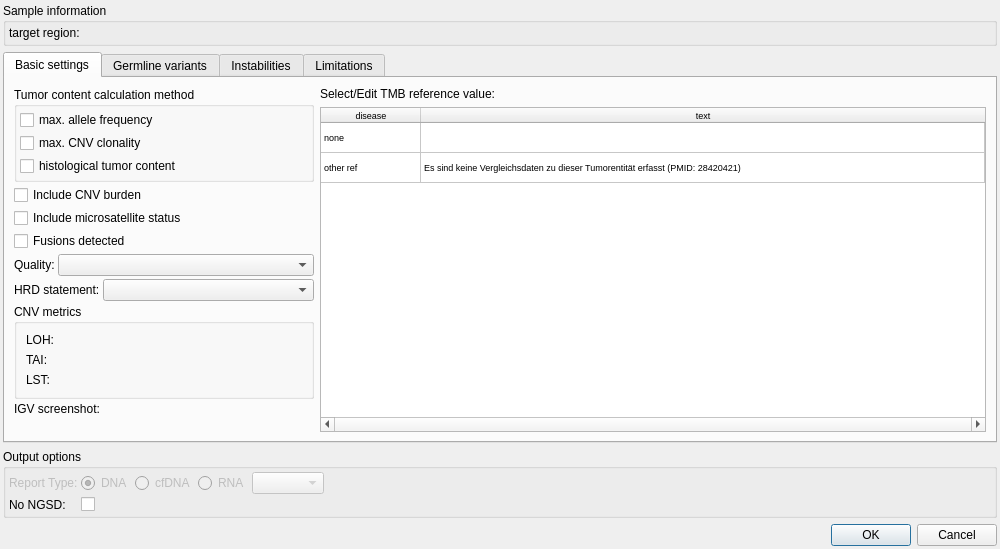
imgag/ngs-bits, file src/GSvar/SomaticReportDialog.ui: the form before one commit.
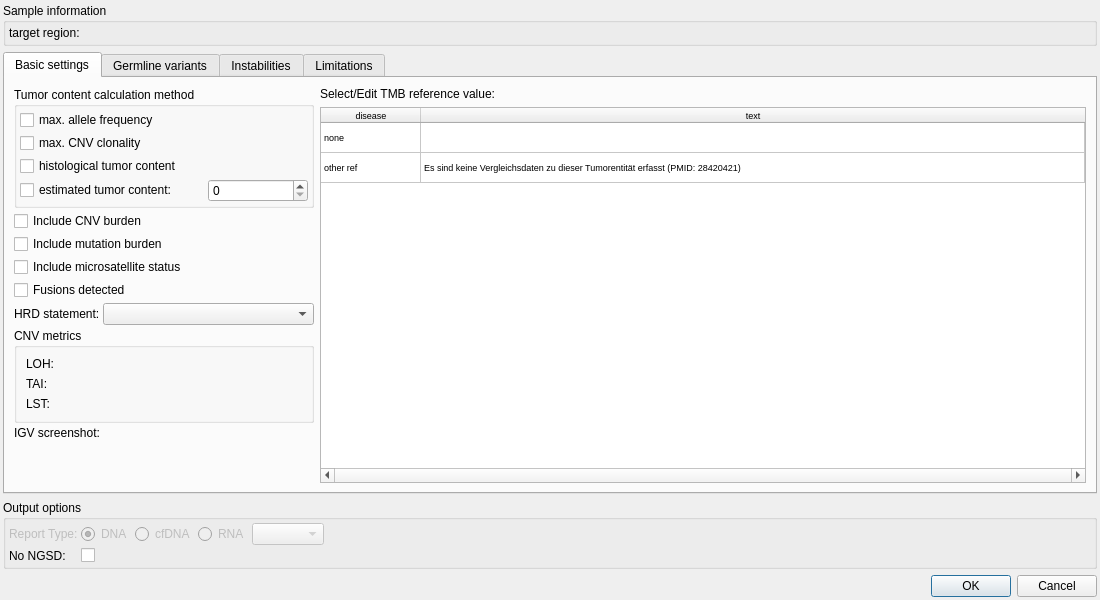
The form after the commit.

Commit message: Somatic report changes (#506)

```diff
--- a/src/GSvar/SomaticReportDialog.ui
+++ b/src/GSvar/SomaticReportDialog.ui
@@ -6,8 +6,8 @@
    <rect>
     <x>0</x>
     <y>0</y>
-    <width>1000</width>
-    <height>549</height>
+    <width>1100</width>
+    <height>600</height>
    </rect>
   </property>
   <property name="sizePolicy">
@@ -25,7 +25,7 @@
   <property name="windowTitle">
    <string>Report configuration (somatic)</string>
   </property>
-  <layout class="QGridLayout" name="gridLayout_2" rowstretch="0,1,0,0">
+  <layout class="QGridLayout" name="gridLayout_2" rowstretch="0,1,0,0,0,0">
    <property name="leftMargin">
     <number>3</number>
    </property>
@@ -38,34 +38,6 @@
    <property name="bottomMargin">
     <number>3</number>
    </property>
-   <item row="3" column="0">
-    <widget class="QDialogButtonBox" name="ok_cancel_button">
-     <property name="sizePolicy">
-      <sizepolicy hsizetype="Expanding" vsizetype="Minimum">
-       <horstretch>0</horstretch>
-       <verstretch>0</verstretch>
-      </sizepolicy>
-     </property>
-     <property name="minimumSize">
-      <size>
-       <width>0</width>
-       <height>0</height>
-      </size>
-     </property>
-     <property name="maximumSize">
-      <size>
-       <width>16777215</width>
-       <height>16777215</height>
-      </size>
-     </property>
-     <property name="orientation">
-      <enum>Qt::Horizontal</enum>
-     </property>
-     <property name="standardButtons">
-      <set>QDialogButtonBox::Cancel|QDialogButtonBox::Ok</set>
-     </property>
-    </widget>
-   </item>
    <item row="1" column="0">
     <widget class="QTabWidget" name="tabs">
      <property name="sizePolicy">
@@ -128,6 +100,12 @@
             </property>
             <item row="0" column="0">
              <widget class="QCheckBox" name="include_max_tum_freq">
+              <property name="minimumSize">
+               <size>
+                <width>0</width>
+                <height>0</height>
+               </size>
+              </property>
               <property name="toolTip">
                <string>Display median of maximum allele frequency as tumor content in report</string>
               </property>
@@ -136,18 +114,14 @@
               </property>
              </widget>
             </item>
-            <item row="1" column="0">
-             <widget class="QCheckBox" name="include_max_clonality">
-              <property name="toolTip">
-               <string>Display maximum value of tumor clonality in CNV file as tumor content in report</string>
-              </property>
-              <property name="text">
-               <string>max. CNV clonality</string>
-              </property>
-             </widget>
-            </item>
             <item row="2" column="0">
              <widget class="QCheckBox" name="include_tum_content_histological">
+              <property name="minimumSize">
+               <size>
+                <width>0</width>
+                <height>0</height>
+               </size>
+              </property>
               <property name="toolTip">
                <string>Display histological tumor content from NGSD in report</string>
               </property>
@@ -156,6 +130,45 @@
               </property>
              </widget>
             </item>
+            <item row="3" column="0">
+             <widget class="QCheckBox" name="include_tum_content_estimated">
+              <property name="text">
+               <string>estimated tumor content:</string>
+              </property>
+             </widget>
+            </item>
+            <item row="1" column="0">
+             <widget class="QCheckBox" name="include_max_clonality">
+              <property name="minimumSize">
+               <size>
+                <width>0</width>
+                <height>0</height>
+               </size>
+              </property>
+              <property name="toolTip">
+               <string>Display maximum value of tumor clonality in CNV file as tumor content in report</string>
+              </property>
+              <property name="text">
+               <string>max. CNV clonality</string>
+              </property>
+             </widget>
+            </item>
+            <item row="3" column="1">
+             <widget class="QSpinBox" name="tum_content_estimated">
+              <property name="maximumSize">
+               <size>
+                <width>100</width>
+                <height>16777215</height>
+               </size>
+              </property>
+              <property name="maximum">
+               <number>100</number>
+              </property>
+              <property name="value">
+               <number>0</number>
+              </property>
+             </widget>
+            </item>
            </layout>
           </widget>
          </item>
@@ -175,6 +188,13 @@
            </property>
           </widget>
          </item>
+         <item>
+          <widget class="QCheckBox" name="include_mutation_burden">
+           <property name="text">
+            <string>Include mutation burden</string>
+           </property>
+          </widget>
+         </item>
          <item>
           <widget class="QCheckBox" name="include_msi_status">
            <property name="minimumSize">
@@ -214,39 +234,6 @@
            </property>
           </layout>
          </item>
-         <item>
-          <layout class="QHBoxLayout" name="horizontalLayout_3">
-           <property name="spacing">
-            <number>3</number>
-           </property>
-           <item>
-            <widget class="QLabel" name="label_3">
-             <property name="sizePolicy">
-              <sizepolicy hsizetype="Minimum" vsizetype="Preferred">
-               <horstretch>0</horstretch>
-               <verstretch>0</verstretch>
-              </sizepolicy>
-             </property>
-             <property name="text">
-              <string>Quality:</string>
-             </property>
-            </widget>
-           </item>
-           <item>
-            <widget class="QComboBox" name="quality">
-             <property name="sizePolicy">
-              <sizepolicy hsizetype="Expanding" vsizetype="Fixed">
-               <horstretch>0</horstretch>
-               <verstretch>0</verstretch>
-              </sizepolicy>
-             </property>
-             <property name="toolTip">
-              <string>Select quality restrictions to be displayed in report</string>
-             </property>
-            </widget>
-           </item>
-          </layout>
-         </item>
          <item>
           <layout class="QHBoxLayout" name="horizontalLayout_4">
            <property name="spacing">
@@ -1026,106 +1013,71 @@
       <attribute name="title">
        <string>Limitations</string>
       </attribute>
-      <layout class="QVBoxLayout" name="verticalLayout_4">
-       <property name="spacing">
-        <number>3</number>
-       </property>
-       <property name="leftMargin">
-        <number>3</number>
-       </property>
-       <property name="topMargin">
-        <number>3</number>
-       </property>
-       <property name="rightMargin">
-        <number>3</number>
-       </property>
-       <property name="bottomMargin">
-        <number>3</number>
-       </property>
+      <layout class="QHBoxLayout" name="horizontalLayout_7">
        <item>
-        <widget class="QCheckBox" name="limitations_check">
-         <property name="text">
-          <string>add limitations text to report</string>
-         </property>
-        </widget>
+        <layout class="QVBoxLayout" name="quality_layout">
+         <item>
+          <widget class="QLabel" name="quality_titel">
+           <property name="text">
+            <string>Quality Comments:</string>
+           </property>
+          </widget>
+         </item>
+         <item>
+          <widget class="QCheckBox" name="quality_no_abnormalities">
+           <property name="text">
+            <string>no abnormalities</string>
+           </property>
+          </widget>
+         </item>
+         <item>
+          <widget class="QListWidget" name="quality_list">
+           <property name="sizePolicy">
+            <sizepolicy hsizetype="Minimum" vsizetype="Minimum">
+             <horstretch>0</horstretch>
+             <verstretch>0</verstretch>
+            </sizepolicy>
+           </property>
+          </widget>
+         </item>
+         <item>
+          <spacer name="verticalSpacer_4">
+           <property name="orientation">
+            <enum>Qt::Vertical</enum>
+           </property>
+           <property name="sizeHint" stdset="0">
+            <size>
+             <width>20</width>
+             <height>40</height>
+            </size>
+           </property>
+          </spacer>
+         </item>
+        </layout>
        </item>
        <item>
-        <widget class="QPlainTextEdit" name="limitations_text">
-         <property name="enabled">
-          <bool>false</bool>
-         </property>
-        </widget>
+        <layout class="QVBoxLayout" name="verticalLayout_4">
+         <item>
+          <widget class="QCheckBox" name="limitations_check">
+           <property name="text">
+            <string>add limitations text to report</string>
+           </property>
+          </widget>
+         </item>
+         <item>
+          <widget class="QPlainTextEdit" name="limitations_text">
+           <property name="enabled">
+            <bool>false</bool>
+           </property>
+          </widget>
+         </item>
+        </layout>
        </item>
       </layout>
      </widget>
     </widget>
    </item>
-   <item row="0" column="0">
-    <widget class="QGroupBox" name="groupBox">
-     <property name="sizePolicy">
-      <sizepolicy hsizetype="Expanding" vsizetype="Minimum">
-       <horstretch>0</horstretch>
-       <verstretch>0</verstretch>
-      </sizepolicy>
-     </property>
-     <property name="minimumSize">
-      <size>
-       <width>0</width>
-       <height>0</height>
-      </size>
-     </property>
-     <property name="maximumSize">
-      <size>
-       <width>16777215</width>
-       <height>75</height>
-      </size>
-     </property>
-     <property name="title">
-      <string>Sample information</string>
-     </property>
-     <property name="flat">
-      <bool>true</bool>
-     </property>
-     <layout class="QGridLayout" name="gridLayout_8">
-      <property name="leftMargin">
-       <number>3</number>
-      </property>
-      <property name="topMargin">
-       <number>3</number>
-      </property>
-      <property name="rightMargin">
-       <number>3</number>
-      </property>
-      <property name="bottomMargin">
-       <number>3</number>
-      </property>
-      <property name="spacing">
-       <number>3</number>
-      </property>
-      <item row="0" column="1">
-       <widget class="QLabel" name="target_bed_path">
-        <property name="sizePolicy">
-         <sizepolicy hsizetype="Expanding" vsizetype="Preferred">
-          <horstretch>0</horstretch>
-          <verstretch>0</verstretch>
-         </sizepolicy>
-        </property>
-        <property name="text">
-         <string/>
-        </property>
-       </widget>
-      </item>
-      <item row="0" column="0">
-       <widget class="QLabel" name="label_6">
-        <property name="text">
-         <string>target region:</string>
-        </property>
-       </widget>
-      </item>
-     </layout>
-    </widget>
-   </item>
-   <item row="2" column="0">
+   <item row="4" column="0">
     <widget class="QGroupBox" name="groupBox_4">
      <property name="sizePolicy">
       <sizepolicy hsizetype="Expanding" vsizetype="Minimum">
@@ -1167,7 +1119,78 @@
       <property name="spacing">
        <number>3</number>
       </property>
-      <item row="0" column="5">
+      <item row="0" column="0">
+       <widget class="QLabel" name="report_type_label">
+        <property name="enabled">
+         <bool>false</bool>
+        </property>
+        <property name="sizePolicy">
+         <sizepolicy hsizetype="Minimum" vsizetype="Preferred">
+          <horstretch>0</horstretch>
+          <verstretch>0</verstretch>
+         </sizepolicy>
+        </property>
+        <property name="text">
+         <string>Report Type:</string>
+        </property>
+       </widget>
+      </item>
+      <item row="0" column="4">
+       <widget class="QComboBox" name="rna_ids_for_report">
+        <property name="enabled">
+         <bool>false</bool>
+        </property>
+       </widget>
+      </item>
+      <item row="0" column="1">
+       <widget class="QRadioButton" name="report_type_dna">
+        <property name="enabled">
+         <bool>false</bool>
+        </property>
+        <property name="sizePolicy">
+         <sizepolicy hsizetype="Minimum" vsizetype="Preferred">
+          <horstretch>0</horstretch>
+          <verstretch>0</verstretch>
+         </sizepolicy>
+        </property>
+        <property name="toolTip">
+         <string>create DNA report</string>
+        </property>
+        <property name="text">
+         <string>DNA</string>
+        </property>
+        <property name="checked">
+         <bool>true</bool>
+        </property>
+       </widget>
+      </item>
+      <item row="0" column="2">
+       <widget class="QRadioButton" name="report_type_cfdna">
+        <property name="enabled">
+         <bool>false</bool>
+        </property>
+        <property name="toolTip">
+         <string>create cfDNA Report, option is only available if open Sample has cfDNA samples</string>
+        </property>
+        <property name="text">
+         <string>cfDNA</string>
+        </property>
+       </widget>
+      </item>
+      <item row="0" column="3">
+       <widget class="QRadioButton" name="report_type_rna">
+        <property name="enabled">
+         <bool>false</bool>
+        </property>
+        <property name="toolTip">
+         <string>create RNA report, option is only available if GSvar file is annotated using RNA data</string>
+        </property>
+        <property name="text">
+         <string>RNA</string>
+        </property>
+       </widget>
+      </item>
+      <item row="0" column="6">
        <spacer name="horizontalSpacer_5">
         <property name="orientation">
          <enum>Qt::Horizontal</enum>
@@ -1183,44 +1206,6 @@
         </property>
        </spacer>
       </item>
-      <item row="0" column="0">
-       <widget class="QLabel" name="report_type_label">
-        <property name="enabled">
-         <bool>false</bool>
-        </property>
-        <property name="sizePolicy">
-         <sizepolicy hsizetype="Minimum" vsizetype="Preferred">
-          <horstretch>0</horstretch>
-          <verstretch>0</verstretch>
-         </sizepolicy>
-        </property>
-        <property name="text">
-         <string>Report Type:</string>
-        </property>
-       </widget>
-      </item>
-      <item row="0" column="1">
-       <widget class="QRadioButton" name="report_type_dna">
-        <property name="enabled">
-         <bool>false</bool>
-        </property>
-        <property name="sizePolicy">
-         <sizepolicy hsizetype="Minimum" vsizetype="Preferred">
-          <horstretch>0</horstretch>
-          <verstretch>0</verstretch>
-         </sizepolicy>
-        </property>
-        <property name="toolTip">
-         <string>create DNA report</string>
-        </property>
-        <property name="text">
-         <string>DNA</string>
-        </property>
-        <property name="checked">
-         <bool>true</bool>
-        </property>
-       </widget>
-      </item>
       <item row="1" column="1">
        <widget class="QCheckBox" name="no_ngsd">
         <property name="toolTip">
@@ -1231,19 +1216,6 @@
         </property>
        </widget>
       </item>
-      <item row="0" column="3">
-       <widget class="QRadioButton" name="report_type_rna">
-        <property name="enabled">
-         <bool>false</bool>
-        </property>
-        <property name="toolTip">
-         <string>create RNA report, option is only available if GSvar file is annotated using RNA data</string>
-        </property>
-        <property name="text">
-         <string>RNA</string>
-        </property>
-       </widget>
-      </item>
       <item row="1" column="0">
        <widget class="QLabel" name="label_7">
         <property name="toolTip">
@@ -1254,23 +1226,96 @@
         </property>
        </widget>
       </item>
-      <item row="0" column="4">
-       <widget class="QComboBox" name="rna_ids_for_report">
-        <property name="enabled">
-         <bool>false</bool>
+     </layout>
+    </widget>
+   </item>
+   <item row="5" column="0">
+    <widget class="QDialogButtonBox" name="ok_cancel_button">
+     <property name="sizePolicy">
+      <sizepolicy hsizetype="Expanding" vsizetype="Minimum">
+       <horstretch>0</horstretch>
+       <verstretch>0</verstretch>
+      </sizepolicy>
+     </property>
+     <property name="minimumSize">
+      <size>
+       <width>0</width>
+       <height>0</height>
+      </size>
+     </property>
+     <property name="maximumSize">
+      <size>
+       <width>16777215</width>
+       <height>16777215</height>
+      </size>
+     </property>
+     <property name="orientation">
+      <enum>Qt::Horizontal</enum>
+     </property>
+     <property name="standardButtons">
+      <set>QDialogButtonBox::Cancel|QDialogButtonBox::Ok</set>
+     </property>
+    </widget>
+   </item>
+   <item row="0" column="0">
+    <widget class="QGroupBox" name="groupBox">
+     <property name="sizePolicy">
+      <sizepolicy hsizetype="Expanding" vsizetype="Minimum">
+       <horstretch>0</horstretch>
+       <verstretch>0</verstretch>
+      </sizepolicy>
+     </property>
+     <property name="minimumSize">
+      <size>
+       <width>0</width>
+       <height>0</height>
+      </size>
+     </property>
+     <property name="maximumSize">
+      <size>
+       <width>16777215</width>
+       <height>75</height>
+      </size>
+     </property>
+     <property name="title">
+      <string>Sample information</string>
+     </property>
+     <property name="flat">
+      <bool>true</bool>
+     </property>
+     <layout class="QGridLayout" name="gridLayout_8">
+      <property name="leftMargin">
+       <number>3</number>
+      </property>
+      <property name="topMargin">
+       <number>3</number>
+      </property>
+      <property name="rightMargin">
+       <number>3</number>
+      </property>
+      <property name="bottomMargin">
+       <number>3</number>
+      </property>
+      <property name="spacing">
+       <number>3</number>
+      </property>
+      <item row="0" column="1">
+       <widget class="QLabel" name="target_bed_path">
+        <property name="sizePolicy">
+         <sizepolicy hsizetype="Expanding" vsizetype="Preferred">
+          <horstretch>0</horstretch>
+          <verstretch>0</verstretch>
+         </sizepolicy>
+        </property>
+        <property name="text">
+         <string/>
         </property>
        </widget>
       </item>
-      <item row="0" column="2">
-       <widget class="QRadioButton" name="report_type_cfdna">
-        <property name="enabled">
-         <bool>false</bool>
-        </property>
-        <property name="toolTip">
-         <string>create cfDNA Report, option is only available if open Sample has cfDNA samples</string>
-        </property>
+      <item row="0" column="0">
+       <widget class="QLabel" name="label_6">
         <property name="text">
-         <string>cfDNA</string>
+         <string>target region:</string>
         </property>
        </widget>
       </item>
```
Left out of the diff: 8 changed lines with no effect on the pictures. The commit also changes 35 other files.
